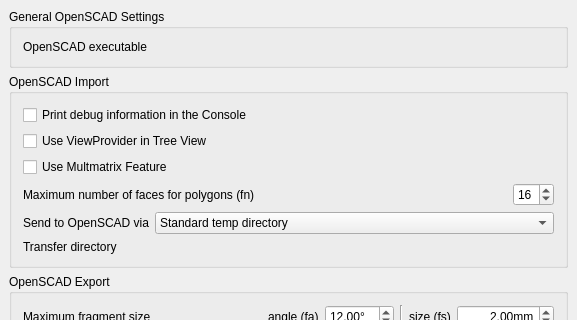
Before: the Qt Designer form src/Mod/OpenSCAD/Resources/ui/openscadprefs-base.ui in southseact-3d/fcd, drawn with Qt 5; both pictures show x 0 to 577 and y 0 to 320 of the 577 by 636 pixel window.
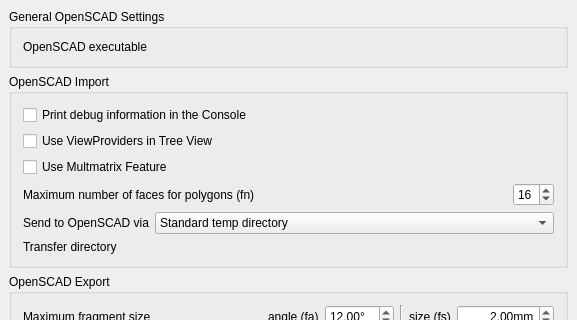
After: the same form once the commit is applied. Custom widgets are drawn as their Qt base class.

What changed in the file:
```diff
--- a/src/Mod/OpenSCAD/Resources/ui/openscadprefs-base.ui
+++ b/src/Mod/OpenSCAD/Resources/ui/openscadprefs-base.ui
@@ -99,7 +99,7 @@
            <string>If this is checked, Features will claim their children in the tree view</string>
           </property>
           <property name="text">
-           <string>Use ViewProvider in Tree View</string>
+           <string>Use ViewProviders in Tree View</string>
           </property>
           <property name="prefEntry" stdset="0">
            <cstring>useViewProviderTree</cstring>
```
